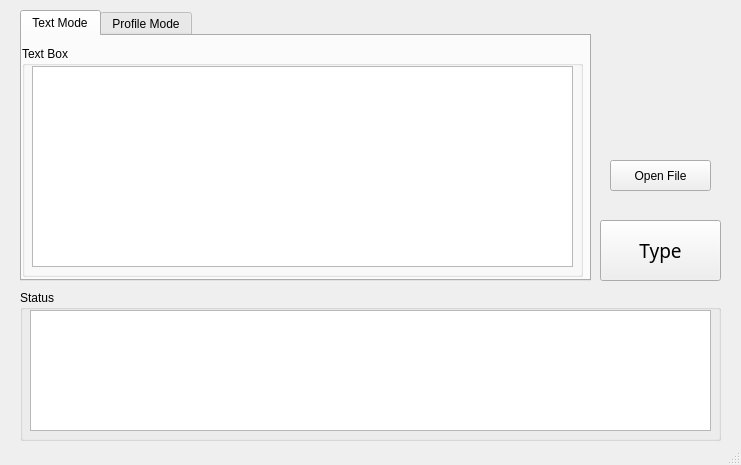
Old version of the form text2keystroke_framework.ui in the repository duchenpaul/text2keystroke_GUI.
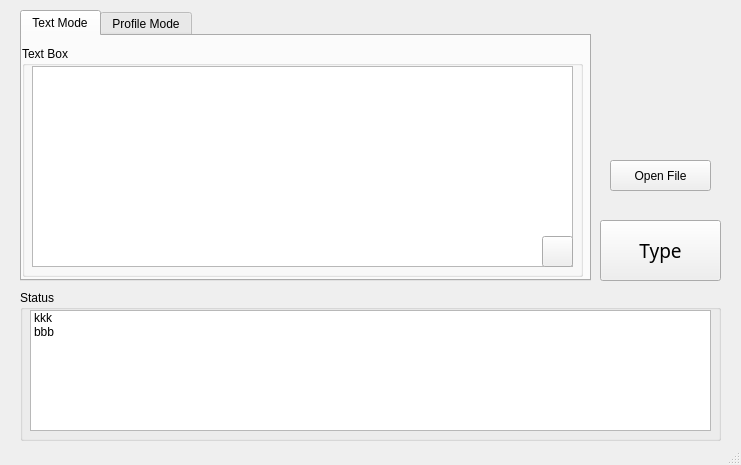
New version of the form. Icons and pictures are not drawn.

```diff
--- a/text2keystroke_framework.ui
+++ b/text2keystroke_framework.ui
@@ -75,7 +75,7 @@
     <property name="title">
      <string>Status</string>
     </property>
-    <widget class="QTextBrowser" name="textBrowser">
+    <widget class="QListWidget" name="listWidget">
      <property name="geometry">
       <rect>
        <x>10</x>
@@ -84,13 +84,16 @@
        <height>121</height>
       </rect>
      </property>
-     <property name="html">
-      <string>&lt;!DOCTYPE HTML PUBLIC &quot;-//W3C//DTD HTML 4.0//EN&quot; &quot;http://www.w3.org/TR/REC-html40/strict.dtd&quot;&gt;
-&lt;html&gt;&lt;head&gt;&lt;meta name=&quot;qrichtext&quot; content=&quot;1&quot; /&gt;&lt;style type=&quot;text/css&quot;&gt;
-p, li { white-space: pre-wrap; }
-&lt;/style&gt;&lt;/head&gt;&lt;body style=&quot; font-family:'MS Shell Dlg 2'; font-size:8.25pt; font-weight:400; font-style:normal;&quot;&gt;
-&lt;p style=&quot; margin-top:12px; margin-bottom:12px; margin-left:0px; margin-right:0px; -qt-block-indent:0; text-indent:0px;&quot;&gt;&lt;span style=&quot; font-family:'SimSun'; font-size:9pt;&quot;&gt;&lt;br /&gt;&lt;/span&gt;&lt;/p&gt;&lt;/body&gt;&lt;/html&gt;</string>
-     </property>
+     <item>
+      <property name="text">
+       <string>kkk</string>
+      </property>
+     </item>
+     <item>
+      <property name="text">
+       <string>bbb</string>
+      </property>
+     </item>
     </widget>
    </widget>
    <widget class="QPushButton" name="typeButton">
@@ -158,6 +161,23 @@
         </rect>
        </property>
       </widget>
+      <widget class="QPushButton" name="pushButton">
+       <property name="geometry">
+        <rect>
+         <x>520</x>
+         <y>190</y>
+         <width>31</width>
+         <height>31</height>
+        </rect>
+       </property>
+       <property name="text">
+        <string/>
+       </property>
+       <property name="icon">
+        <iconset>
+         <normaloff>src/wipe.svg</normaloff>src/wipe.svg</iconset>
+       </property>
+      </widget>
      </widget>
     </widget>
     <widget class="QWidget" name="ProfileModeTab">
```
